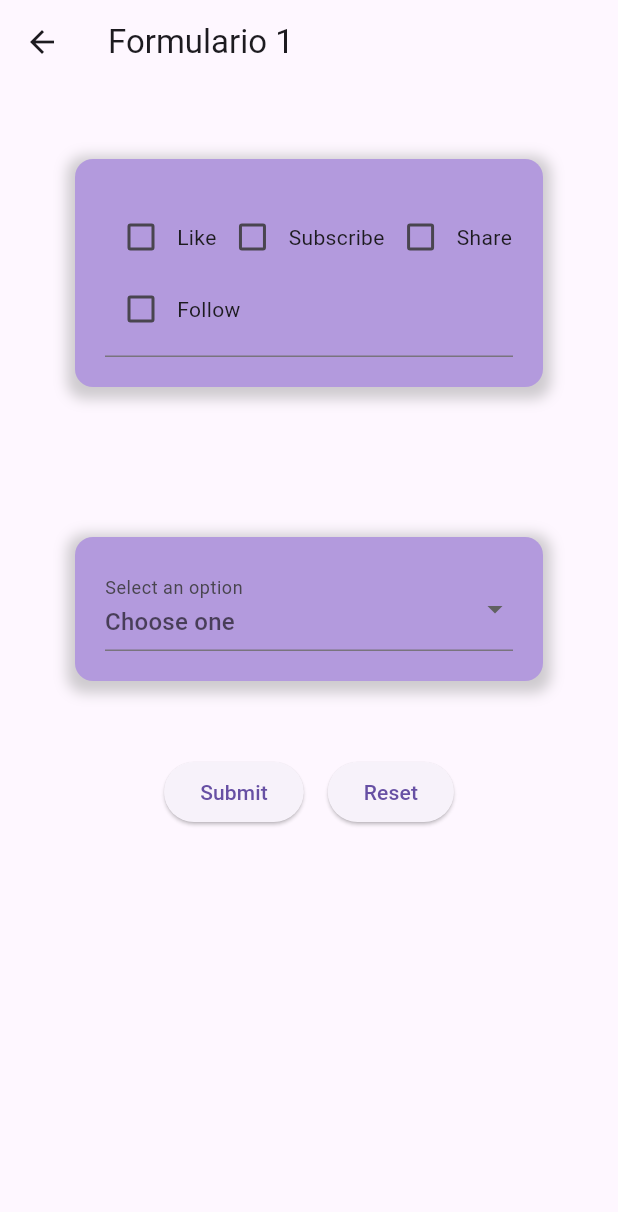
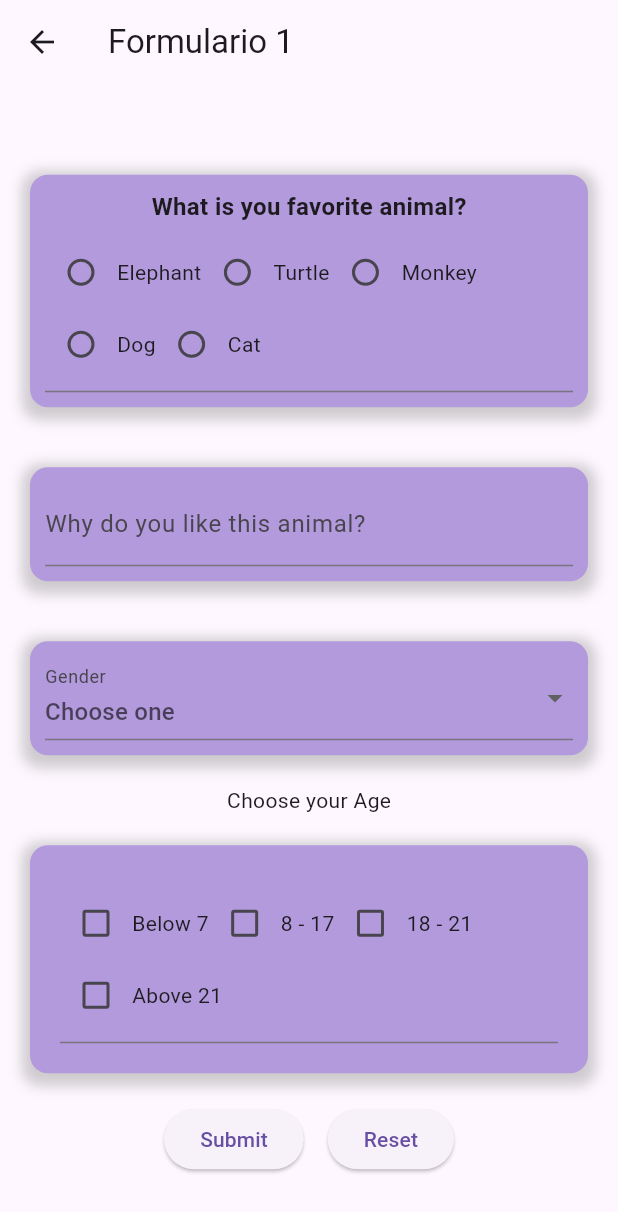
Before and after one commit to Juleles/forms_app, a Flutter app: the Formulario1 screen opened directly, on a phone screen of 412 x 824 dp. Shown: the top 1212 px of the screen. Run offline on Flutter 3.47's test engine with Material 3 defaults, Android fonts, the phone set to English and light mode, and no system bars; drawn by our look-alikes of flutter_form_builder; our stand-ins replace form_builder_validators; missing offline and left inert: form_builder_phone_field, radio_group_v2.

Commit message:
Some minor fixes

```diff
--- a/lib/main.dart
+++ b/lib/main.dart
@@ -1,10 +1,11 @@
-// ignore_for_file: prefer_const_constructors
+// ignore_for_file: prefer_const_constructors, prefer_const_literals_to_create_immutables
 
 import 'package:flutter/material.dart';
 import 'package:flutter_form_builder/flutter_form_builder.dart';
 import 'package:form_builder_phone_field/form_builder_phone_field.dart';
 import 'package:form_builder_validators/form_builder_validators.dart';
 import 'package:flutter_localizations/flutter_localizations.dart';
+import 'package:radio_group_v2/radio_group_v2.dart';
 
 void main() {
   runApp(const MyApp());
@@ -170,6 +171,7 @@ class Formulario1 extends StatelessWidget {
       body: Center(
         child: FormBuilder(
           key: _formKey,
+          child: SingleChildScrollView(
             child: Column(
               children: <Widget>[
                 Container(
@@ -185,30 +187,38 @@ class Formulario1 extends StatelessWidget {
                     ),
                   ],
                 ),
-                padding: EdgeInsets.all(20.0),
-                margin: EdgeInsets.all(50.0),
-                child: FormBuilderCheckboxGroup(
-                  name: 'checkbox',
-                  // ignore: prefer_const_literals_to_create_immutables
+                padding: EdgeInsets.all(10.0),
+                margin: EdgeInsets.all(20.0),
+                child: Column(
+                  // Wrap the FormBuilderRadioGroup with a Column
+                  mainAxisAlignment: MainAxisAlignment
+                      .start, // Align the radio buttons vertically
+                  children: [
+                    Text(
+                      "What is you favorite animal?",
+                      style:
+                          TextStyle(fontSize: 16, fontWeight: FontWeight.bold),
+                    ),
+                    FormBuilderRadioGroup(
+                      name: 'radio_group',
                       options: [
                         FormBuilderFieldOption(
-                      value: 'Like',
-                      child: Text('Like'),
-                    ),
+                            value: 'Elephant', child: Text('Elephant')),
                         FormBuilderFieldOption(
-                      value: 'Subscribe',
-                      child: Text('Subscribe'),
-                    ),
+                            value: 'Turtle', child: Text('Turtle')),
                         FormBuilderFieldOption(
-                      value: 'Share',
-                      child: Text('Share'),
-                    ),
+                            value: 'Monkey', child: Text('Monkey')),
                         FormBuilderFieldOption(
-                      value: 'Follow',
-                      child: Text('Follow'),
+                            value: 'Dog', child: Text('Dog')),
+                        FormBuilderFieldOption(
+                          value: 'Cat',
+                          child: Text('Cat'),
                         ),
                       ],
                     ),
+                  ],
+                ),
+
                 ),
                 Container(
                   decoration: BoxDecoration(
@@ -223,12 +233,34 @@ class Formulario1 extends StatelessWidget {
                     ),
                   ],
                 ),
-                padding: EdgeInsets.all(20.0),
-                margin: EdgeInsets.all(50.0),
+                padding: EdgeInsets.all(10.0),
+                margin: EdgeInsets.all(20.0),
+                child: FormBuilderTextField(
+                    name: 'text_field',
+                    decoration: InputDecoration(labelText: 'Why do you like this animal?', labelStyle: TextStyle(fontSize: 16)),
+                    validator: FormBuilderValidators.required(),
+                  )
+                ),
+                Container(
+                  decoration: BoxDecoration(
+                  color: Color.fromARGB(255, 179, 154, 221),
+                  borderRadius: BorderRadius.circular(12.0),
+                  boxShadow: [
+                    BoxShadow(
+                      color: Colors.grey.withOpacity(0.5),
+                      spreadRadius: 5,
+                      blurRadius: 7,
+                      offset: Offset(0, 3),
+                    ),
+                  ],
+                ),
+                padding: EdgeInsets.all(10.0),
+                margin: EdgeInsets.all(20.0),
                 child: FormBuilderDropdown(
                   name: 'dropdown_field',
                   decoration: InputDecoration(
-                    labelText: 'Select an option',
+                    labelText: 'Gender',
+                    labelStyle: TextStyle(fontSize: 16),
                     hintText: 'Choose one',
                   ),
                   items: ['Male', 'Female', 'Prefer not to say']
@@ -237,6 +269,46 @@ class Formulario1 extends StatelessWidget {
                             child: Text(option),
                           ))
                       .toList(),
+                ),
+                ),
+                Text("Choose your Age",),
+                Container(
+                  decoration: BoxDecoration(
+                  color: Color.fromARGB(255, 179, 154, 221),
+                  borderRadius: BorderRadius.circular(12.0),
+                  boxShadow: [
+                    BoxShadow(
+                      color: Colors.grey.withOpacity(0.5),
+                      spreadRadius: 5,
+                      blurRadius: 7,
+                      offset: Offset(0, 3),
+                    ),
+                  ],
+                ),
+                padding: EdgeInsets.all(20.0),
+                margin: EdgeInsets.all(20.0),
+                child: FormBuilderCheckboxGroup(
+                  name: 'checkbox',
+                  activeColor: Colors.black,
+                  hoverColor: Colors.white38,
+                  options: [
+                    FormBuilderFieldOption(
+                      value: 'Below_7',
+                      child: Text('Below 7'),
+                    ),
+                    FormBuilderFieldOption(
+                      value: '8_17',
+                      child: Text('8 - 17'),
+                    ),
+                    FormBuilderFieldOption(
+                      value: '18_21',
+                      child: Text('18 - 21'),
+                    ),
+                    FormBuilderFieldOption(
+                      value: 'Above 21',
+                      child: Text('Above 21'),
+                    ),
+                  ],
                 ),
                 ),
                 Row(
@@ -261,6 +333,7 @@ class Formulario1 extends StatelessWidget {
                   ],
                 ),
               ],
+            ),
           ),
         ),
       ),
@@ -301,7 +374,6 @@ class Formulario2 extends StatelessWidget {
                 margin: EdgeInsets.all(50.0),
                 child: FormBuilderCheckboxGroup(
                   name: 'checkbox',
-                  // ignore: prefer_const_literals_to_create_immutables
                   options: [
                     FormBuilderFieldOption(
                       value: 'Like',
@@ -363,7 +435,6 @@ class Formulario3 extends StatelessWidget {
                 margin: EdgeInsets.all(50.0),
                 child: FormBuilderCheckboxGroup(
                   name: 'checkbox',
-                  // ignore: prefer_const_literals_to_create_immutables
                   options: [
                     FormBuilderFieldOption(
                       value: 'Like',
@@ -425,7 +496,6 @@ class Formulario4 extends StatelessWidget {
                 margin: EdgeInsets.all(50.0),
                 child: FormBuilderCheckboxGroup(
                   name: 'checkbox',
-                  // ignore: prefer_const_literals_to_create_immutables
                   options: [
                     FormBuilderFieldOption(
                       value: 'Like',
--- a/pubspec.yaml
+++ b/pubspec.yaml
@@ -38,6 +38,8 @@ dependencies:
   flutter_form_builder: ^9.1.1
   form_builder_phone_field: ^2.0.1
   form_builder_validators: ^9.1.0
+  radio_group_v2: ^2.1.3
+  flutter_rating_stars: ^1.0.3+4
 
 dev_dependencies:
   flutter_test:
```
Also changed, not shown: pubspec.lock. Lines whose indentation alone changed are shown as unchanged.
